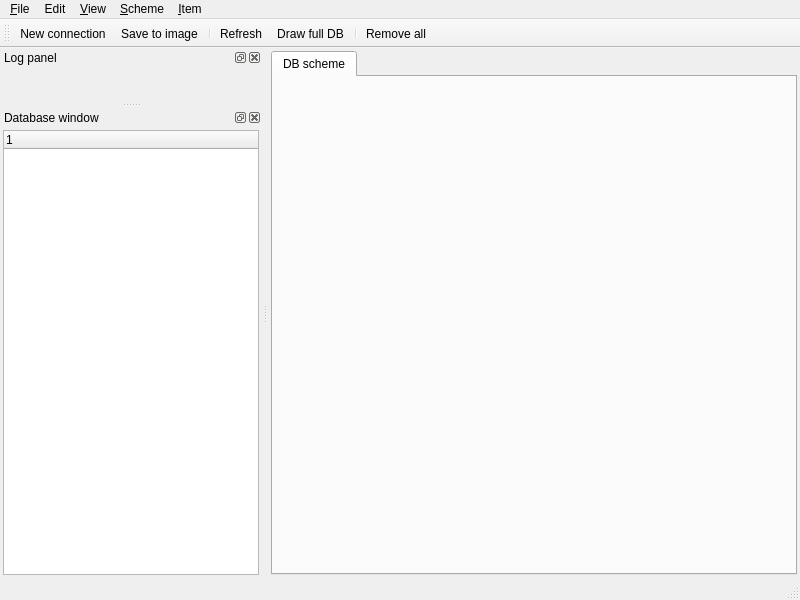
The window that src/gui/ui/MainWindow.ui (Ascent-Group/visual-db) describes before a commit, drawn with Qt 5.
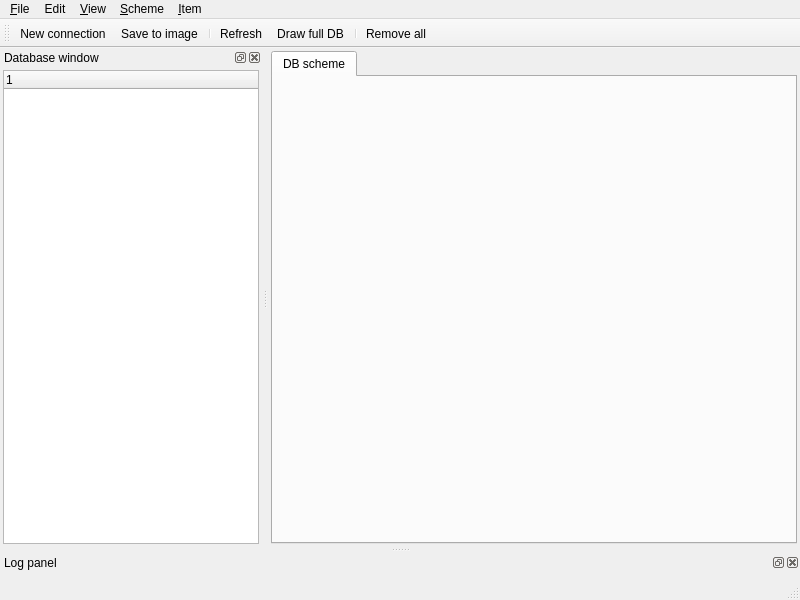
The same window after the commit. Icons and pictures are not drawn. Custom widgets are drawn as their Qt base class.

Commit message: + Fixed LogPanel position into the MainWindow

```diff
--- a/src/gui/ui/MainWindow.ui
+++ b/src/gui/ui/MainWindow.ui
@@ -212,7 +212,7 @@
     <string>Log panel</string>
    </property>
    <attribute name="dockWidgetArea">
-    <number>1</number>
+    <number>8</number>
    </attribute>
    <widget class="QWidget" name="mDock">
     <layout class="QGridLayout" name="gridLayout_2">
```
